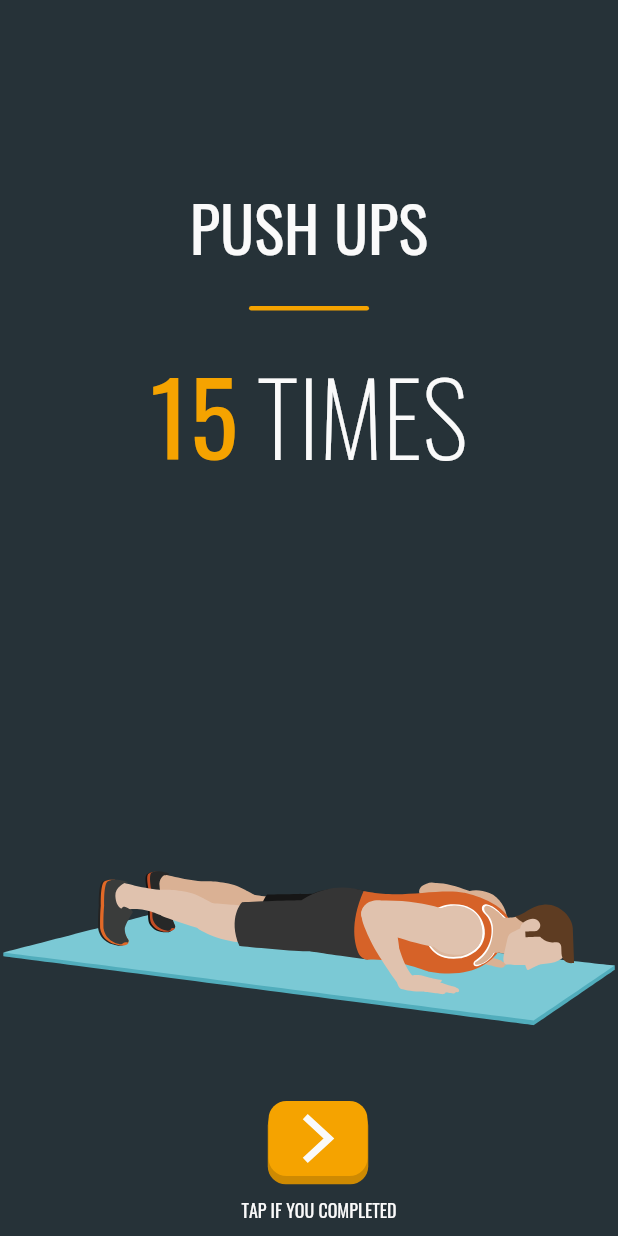
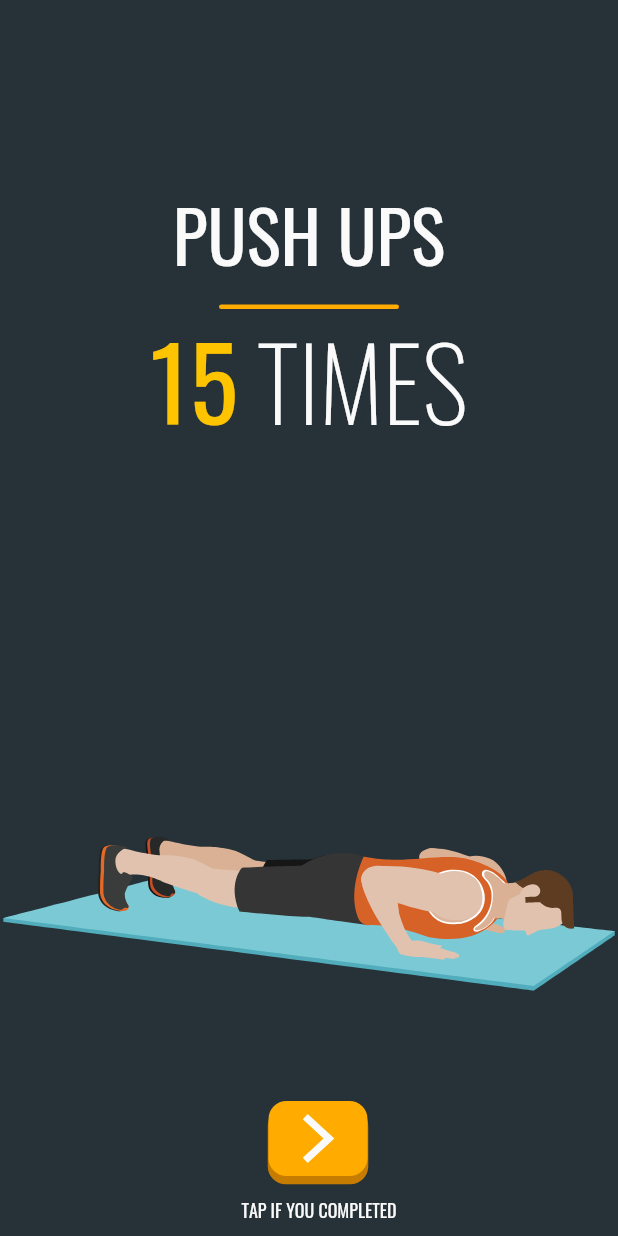
Before and after one commit to WhiteJamer/flutter-home-fitness-app, a Flutter app: the WorkoutPage screen opened directly, on a phone screen of 412 x 824 dp. Run offline on Flutter 3.47's test engine with Material 2 defaults, Android fonts, the phone set to English and light mode, and no system bars; our stand-ins replace flutter_svg, lottie.

Commit message:
Update styles and colors

```diff
--- a/lib/enums/colors.enums.dart
+++ b/lib/enums/colors.enums.dart
@@ -1,9 +1,9 @@
 import 'package:flutter/material.dart';
 
 const Color BackgroundColor = Color(0xFF263238);
-const Color PrimaryColor = Color(0xFFFFD200);
-const Color SecondaryColor = Color(0xFFF5A300);
+const Color PrimaryColor = Color(0xFFffc400);
+const Color SecondaryColor = Color(0xFFffab00);
 const Color WhiteColor = Color(0xFFFAFAFA);
 
 const Color PrimaryButtonColor = SecondaryColor;
-const Color PrimaryButtonBorderColor = Color(0xFFCE8A02);
+const Color PrimaryButtonBorderColor = Color(0xFFc67c00);
--- a/lib/screens/stepshow.page.dart
+++ b/lib/screens/stepshow.page.dart
@@ -109,7 +109,7 @@ class _StepShowPageState extends State<StepShowPage>
             position: _slideToTopAnimation,
             child: Text(
               "PUSH UPS",
-              style: TextStyle(height: 1),
+              style: Theme.of(context).textTheme.headline2?.copyWith(height: 1),
             ),
           ),
         );
--- a/lib/screens/workout.page.dart
+++ b/lib/screens/workout.page.dart
@@ -32,7 +32,7 @@ class _WorkoutPageState extends State<WorkoutPage>
     super.initState();
     _separatorAnimController = AnimationController(
         vsync: this, duration: Duration(milliseconds: 1000));
-    _separatorAnimation = Tween(begin: 0.0, end: 80.0).animate(CurvedAnimation(
+    _separatorAnimation = Tween(begin: 0.0, end: 120.0).animate(CurvedAnimation(
         parent: _separatorAnimController, curve: Curves.easeIn));
 
     _textAnimController =
@@ -88,7 +88,7 @@ class _WorkoutPageState extends State<WorkoutPage>
 
   Padding _renderSeparator() {
     return Padding(
-      padding: EdgeInsets.symmetric(vertical: 22),
+      padding: EdgeInsets.only(top: 12),
       child: AnimatedBuilder(
         animation: _separatorAnimation,
         builder: (context, child) {
@@ -159,7 +159,7 @@ class _WorkoutPageState extends State<WorkoutPage>
                                 Text(
                                   "15",
                                   style: TextStyle(
-                                      color: SecondaryColor,
+                                      color: PrimaryColor,
                                       fontSize: Theme.of(context)
                                           .textTheme
                                           .headline1
--- a/lib/utils/svg.utils.dart
+++ b/lib/utils/svg.utils.dart
@@ -21,15 +21,27 @@ SvgPicture renderNotificationIcon(
 SvgPicture renderSettingsIcon([Color color = WhiteColor, double width = 50]) {
   return SvgPicture.asset(
     "assets/icons/settings.svg",
-    color: WhiteColor,
-    width: 50,
+    color: color,
+    width: width,
   );
 }
 
-SvgPicture renderArrowRightIcon([Color color = WhiteColor, double width = 50]) {
+SvgPicture renderArrowRightIcon({Color color = WhiteColor, double width = 50}) {
   return SvgPicture.asset(
     "assets/icons/arrow-right.svg",
-    color: WhiteColor,
-    width: 50,
+    color: color,
+    width: width,
   );
 }
+
+RotatedBox renderArrowLeftIcon({Color color = WhiteColor, double width = 50}) {
+  return RotatedBox(
+    quarterTurns: 90,
+    child: SvgPicture.asset(
+      "assets/icons/arrow-right.svg",
+      color: color,
+      width: width,
+      height: width,
+    ),
+  );
+}
--- a/lib/widgets/button.widget.dart
+++ b/lib/widgets/button.widget.dart
@@ -67,7 +67,7 @@ class _ButtonState extends State<Button> {
                 boxShadow: !isPressed
                     ? [
                         BoxShadow(
-                          color: Color(0xFFCE8A02),
+                          color: PrimaryButtonBorderColor,
                           spreadRadius: 0.5,
                           // offset to act as bottom border color
                           offset: Offset(0, (height * 0.1)),
```
Also changed, not shown: assets/lottie/5stars.json (+1 -1 lines), assets/lottie/checkmark.json (+1 -1 lines), assets/lottie/like.json (+1 -1 lines), lib/main.dart (+2 -17 lines).
